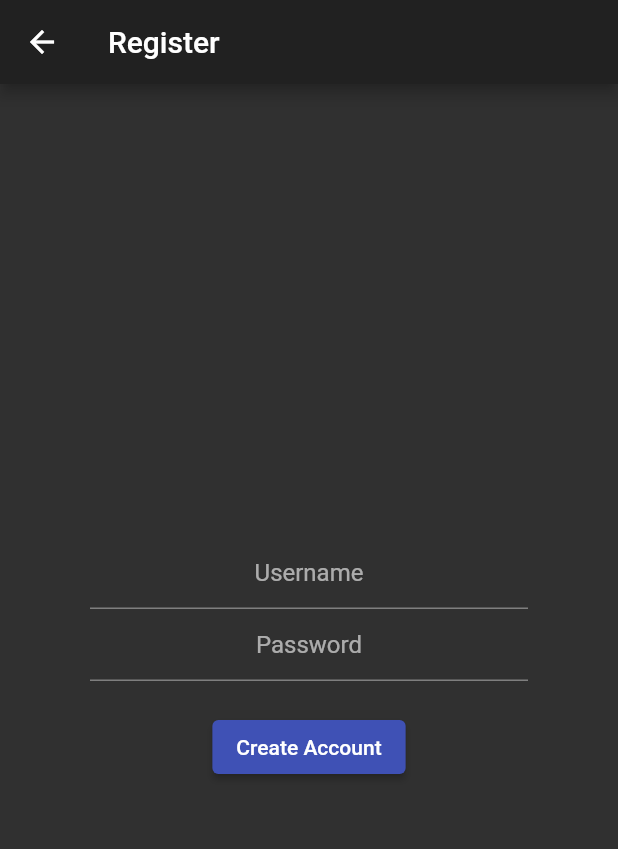
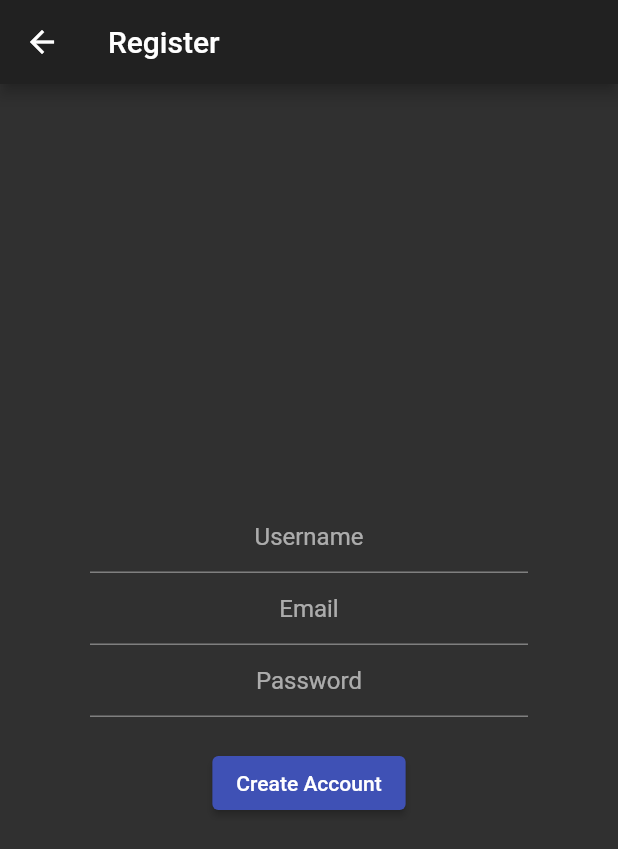
Before and after one commit to mimoriam/firebase_auth_example, a Flutter app: the screen it shows after launch, after a tap on "Create Account", on a phone screen of 412 x 824 dp. Shown: the top 849 px of the screen. Run offline on Flutter 3.47's test engine with Material 2 defaults, Android fonts, the phone set to English and light mode, and no system bars; our stand-ins replace cloud_firestore, firebase_auth, firebase_core, flutter_signin_button, google_sign_in, shared_preferences; accounts and stored records are empty.

Commit message:
Commit #8 - Compilation fixes.

```diff
--- a/lib/screens/login_page.dart
+++ b/lib/screens/login_page.dart
@@ -49,9 +49,9 @@ class _LoginPageState extends State<LoginPage> {
                   mainAxisAlignment: MainAxisAlignment.center,
                   children: [
                     TextFormField(
-                      key: const ValueKey("username"),
+                      key: const ValueKey("email"),
                       textAlign: TextAlign.center,
-                      decoration: const InputDecoration(hintText: "Username"),
+                      decoration: const InputDecoration(hintText: "Email"),
                       controller: _emailController,
                     ),
                     TextFormField(
--- a/lib/screens/register_page.dart
+++ b/lib/screens/register_page.dart
@@ -22,6 +22,7 @@ class RegisterPage extends StatefulWidget {
 
 class _RegisterPageState extends State<RegisterPage> {
 
+  final TextEditingController _displayNameController = TextEditingController();
   final TextEditingController _emailController = TextEditingController();
   final TextEditingController _passwordController = TextEditingController();
 
@@ -43,6 +44,12 @@ class _RegisterPageState extends State<RegisterPage> {
                     key: const ValueKey("username"),
                     textAlign: TextAlign.center,
                     decoration: const InputDecoration(hintText: "Username"),
+                    controller: _displayNameController,
+                  ),
+                  TextFormField(
+                    key: const ValueKey("email"),
+                    textAlign: TextAlign.center,
+                    decoration: const InputDecoration(hintText: "Email"),
                     controller: _emailController,
                   ),
                   TextFormField(
@@ -58,10 +65,12 @@ class _RegisterPageState extends State<RegisterPage> {
                     child: const Text("Create Account"),
                     onPressed: () async {
                       final String returnValue = await Auth(auth: widget.auth).createAccount(
+                        displayName: _displayNameController.text,
                         email: _emailController.text,
                         password: _passwordController.text,
                       );
                       if (returnValue == "Success") {
+                        _displayNameController.clear();
                         _emailController.clear();
                         _passwordController.clear();
                         Navigator.pop(context);
--- a/lib/services/auth.dart
+++ b/lib/services/auth.dart
@@ -179,6 +179,10 @@ refreshToken: , tenantId: null, uid: IbWPRZjnI6bUkJb2MarPqlZgV2R2)
     }
   }
 
+  Future<void> resetPassword({required String email}) async {
+    await FirebaseAuth.instance.sendPasswordResetEmail(email: email);
+  }
+
   Future<String?> deleteAccount() async {
     if (auth.currentUser != null) {
       try {
```
